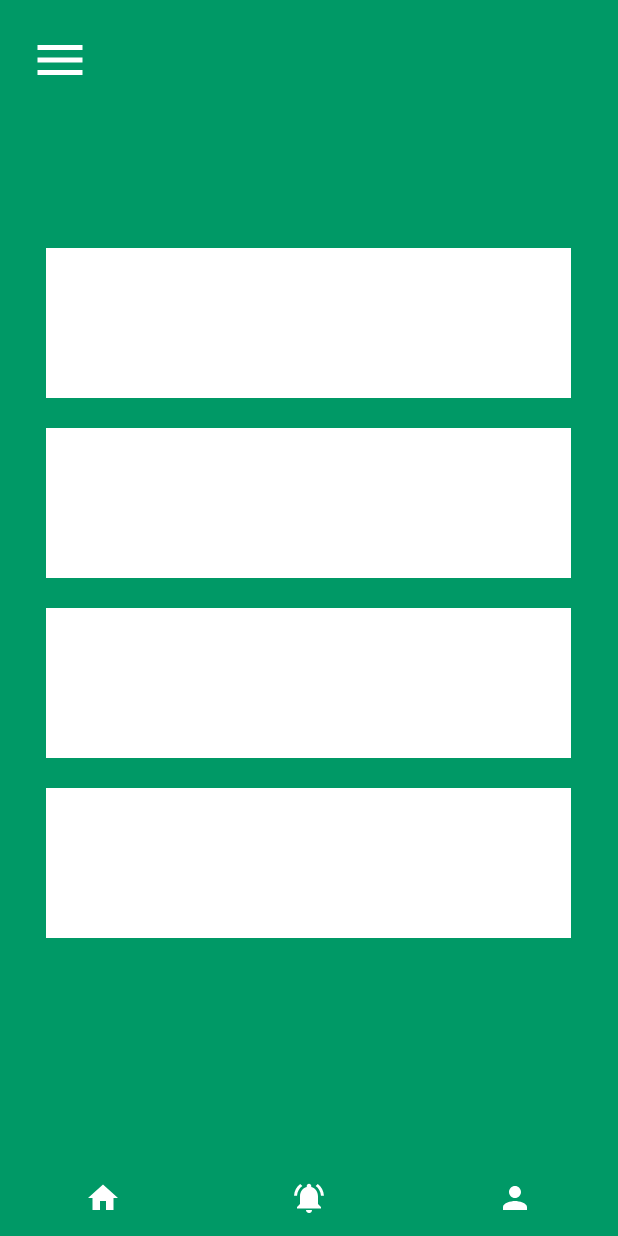
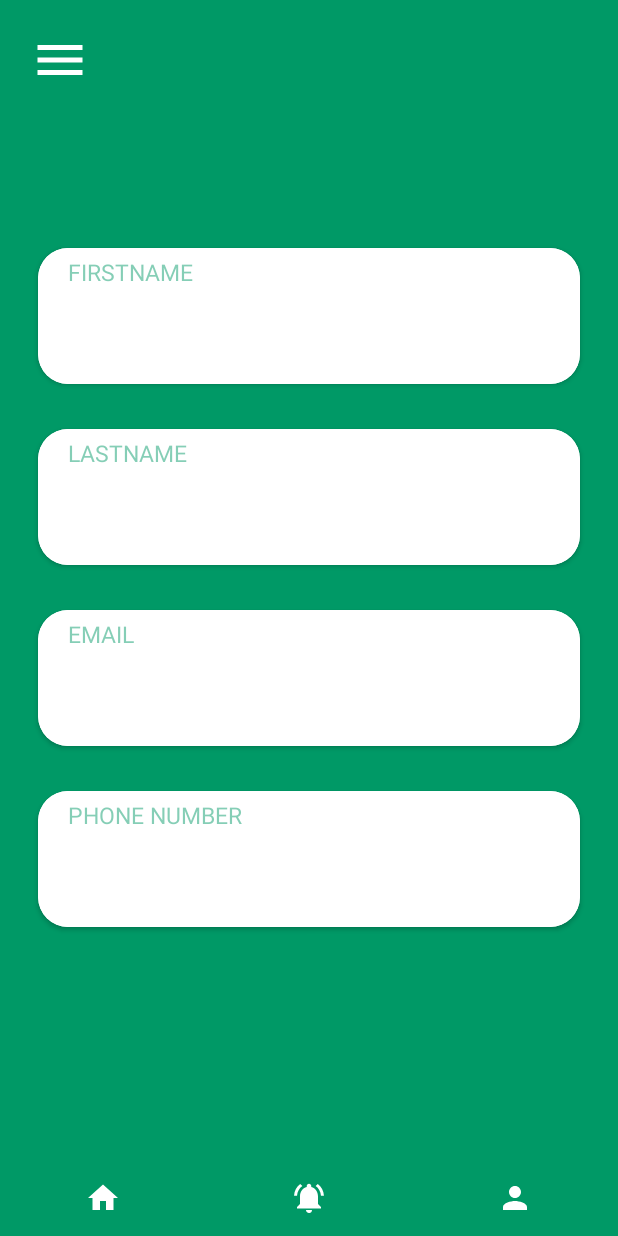
Before and after one commit to auptsoft/security, an Android app: the fragment ProfileFragment placed in its activity, on a phone screen of 412 x 824 dp. Run offline under Robolectric (Android 15) with nearby library versions, the phone set to English and light mode, and no system bars; our stand-ins replace data binding; libraries missing offline, so code that uses them is left out: com.wang.avi; 1 statement that could not run was skipped.

Commit message:
fixed conflicts

```diff
--- a/app/src/main/res/layout/fragment_profile.xml
+++ b/app/src/main/res/layout/fragment_profile.xml
@@ -1,4 +1,5 @@
-<layout xmlns:android="http://schemas.android.com/apk/res/android">
+<layout xmlns:android="http://schemas.android.com/apk/res/android"
+    xmlns:app="http://schemas.android.com/apk/res-auto">
     <data>
 
         <variable
@@ -29,51 +30,129 @@
             android:text="@{userViewModel.email}"
             android:textColor="#ffffff" />
 
+        <android.support.v7.widget.CardView
+            android:layout_width="match_parent"
+            android:layout_height="wrap_content"
+            app:cardCornerRadius="20dp"
+            android:layout_marginTop="20dp"
+            android:layout_marginBottom="10dp"
+            android:layout_marginHorizontal="25dp"
+            android:elevation="10dp">
+            <LinearLayout
+                android:layout_width="match_parent"
+                android:layout_height="wrap_content"
+                android:orientation="vertical"
+                android:background="#ffffff"
+                android:paddingHorizontal="20dp"
+                android:paddingTop="5dp"
+                android:paddingBottom="25dp"
+                android:layout_gravity="center_horizontal">
+
                 <TextView
-            android:layout_width="350dp"
-            android:layout_height="100dp"
-            android:layout_marginTop="20dp"
-            android:padding="20dp"
-            android:background="#ffffff"
-            android:text="@{userViewModel.firstName}"
-            android:textSize="20dp"
-            android:textColor="#009966"
-            android:gravity="center_vertical"
-            android:layout_gravity="center_horizontal">
+                    android:layout_width="match_parent"
+                    android:layout_height="30dp"
+                    android:text="FIRSTNAME"
+                    android:textSize="15dp"
+                    android:textColor="#7A009966">
 
                 </TextView>
 
                 <TextView
-            android:layout_width="350dp"
-            android:layout_height="100dp"
+                    android:layout_width="match_parent"
+                    android:layout_height="30dp"
+                    android:text="@{userViewModel.firstName}"
+                    android:textSize="25dp"
+                    android:textColor="#009966">
+
+                </TextView>
+
+            </LinearLayout>
+        </android.support.v7.widget.CardView>
+
+        <android.support.v7.widget.CardView
+            android:layout_width="match_parent"
+            android:layout_height="wrap_content"
+            app:cardCornerRadius="20dp"
             android:layout_marginTop="20dp"
-            android:padding="20dp"
+            android:layout_marginBottom="10dp"
+            android:layout_marginHorizontal="25dp"
+            android:elevation="10dp">
+            <LinearLayout
+                android:layout_width="match_parent"
+                android:layout_height="wrap_content"
+                android:orientation="vertical"
                 android:background="#ffffff"
-            android:text="@{userViewModel.lastName}"
-            android:textSize="20dp"
-            android:textColor="#009966"
-            android:gravity="center_vertical"
+                android:paddingHorizontal="20dp"
+                android:paddingTop="5dp"
+                android:paddingBottom="25dp"
                 android:layout_gravity="center_horizontal">
+
+                <TextView
+                    android:layout_width="match_parent"
+                    android:layout_height="30dp"
+                    android:text="LASTNAME"
+                    android:textSize="15dp"
+                    android:textColor="#7A009966">
 
                 </TextView>
 
                 <TextView
-            android:layout_width="350dp"
-            android:layout_height="100dp"
+                    android:layout_width="match_parent"
+                    android:layout_height="30dp"
+                    android:text="@{userViewModel.lastName}"
+                    android:textSize="25dp"
+                    android:textColor="#009966">
+
+                </TextView>
+
+            </LinearLayout>
+        </android.support.v7.widget.CardView>
+
+
+        <android.support.v7.widget.CardView
+            android:layout_width="match_parent"
+            android:layout_height="wrap_content"
+            app:cardCornerRadius="20dp"
             android:layout_marginTop="20dp"
-            android:padding="20dp"
+            android:layout_marginBottom="10dp"
+            android:layout_marginHorizontal="25dp"
+            android:elevation="10dp">
+            <LinearLayout
+                android:layout_width="match_parent"
+                android:layout_height="wrap_content"
+                android:orientation="vertical"
                 android:background="#ffffff"
-            android:text="@{userViewModel.email}"
-            android:textSize="20dp"
-            android:textColor="#009966"
-            android:gravity="center_vertical"
+                android:paddingHorizontal="20dp"
+                android:paddingTop="5dp"
+                android:paddingBottom="25dp"
                 android:layout_gravity="center_horizontal">
+
+                <TextView
+                    android:layout_width="match_parent"
+                    android:layout_height="30dp"
+                    android:text="EMAIL"
+                    android:textSize="15dp"
+                    android:textColor="#7A009966">
 
                 </TextView>
 
                 <TextView
-            android:layout_width="350dp"
-            android:layout_height="100dp"
+                    android:layout_width="match_parent"
+                    android:layout_height="30dp"
+                    android:text="@{userViewModel.email}"
+                    android:textSize="25dp"
+                    android:textColor="#009966">
+
+                </TextView>
+
+            </LinearLayout>
+        </android.support.v7.widget.CardView>
+
+
+        <android.support.v7.widget.CardView
+            android:layout_width="match_parent"
+            android:layout_height="wrap_content"
+            app:cardCornerRadius="20dp"
             android:layout_marginTop="20dp"
             android:padding="20dp"
             android:background="#ffffff"
@@ -81,6 +160,40 @@
             android:textSize="20dp"
             android:textColor="#009966"
             android:gravity="center_vertical"
-            android:layout_gravity="center_horizontal" />
+            android:layout_gravity="center_horizontal"
+            android:layout_marginBottom="10dp"
+            android:layout_marginHorizontal="25dp"
+            android:elevation="10dp">
+            <LinearLayout
+                android:layout_width="match_parent"
+                android:layout_height="wrap_content"
+                android:orientation="vertical"
+                android:background="#ffffff"
+                android:paddingHorizontal="20dp"
+                android:paddingTop="5dp"
+                android:paddingBottom="25dp"
+                android:layout_gravity="center_horizontal">
+
+                <TextView
+                    android:layout_width="match_parent"
+                    android:layout_height="30dp"
+                    android:text="PHONE NUMBER"
+                    android:textSize="15dp"
+                    android:textColor="#7A009966">
+
+                </TextView>
+
+                <TextView
+                    android:layout_width="match_parent"
+                    android:layout_height="30dp"
+                    android:text="@{userViewModel.phoneNumber}"
+                    android:textSize="25dp"
+                    android:textColor="#009966">
+
+                </TextView>
+
+            </LinearLayout>
+        </android.support.v7.widget.CardView>
+
     </LinearLayout>
 </layout>
```
Lines whose indentation alone changed are shown as unchanged.
